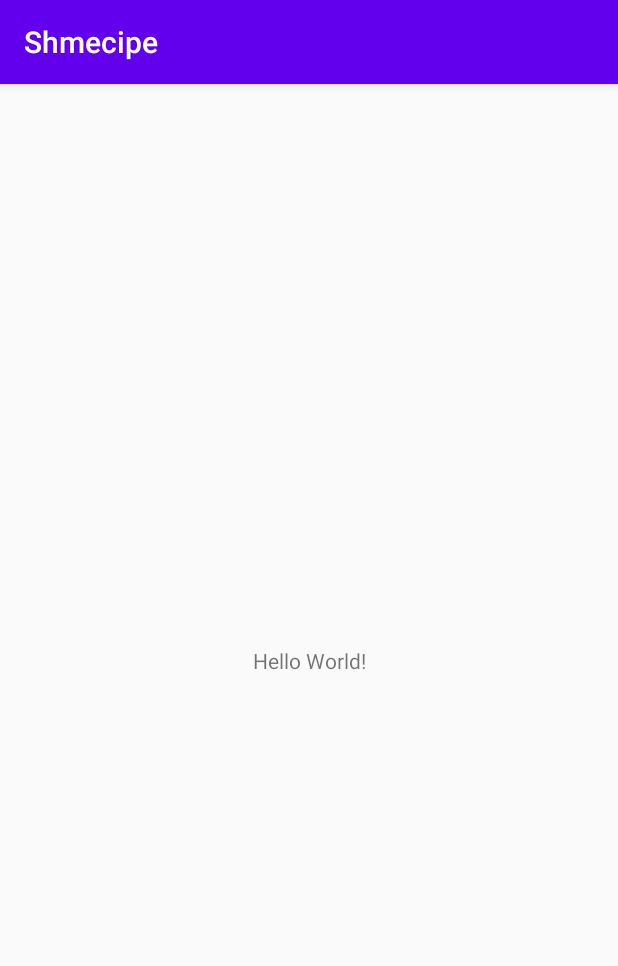
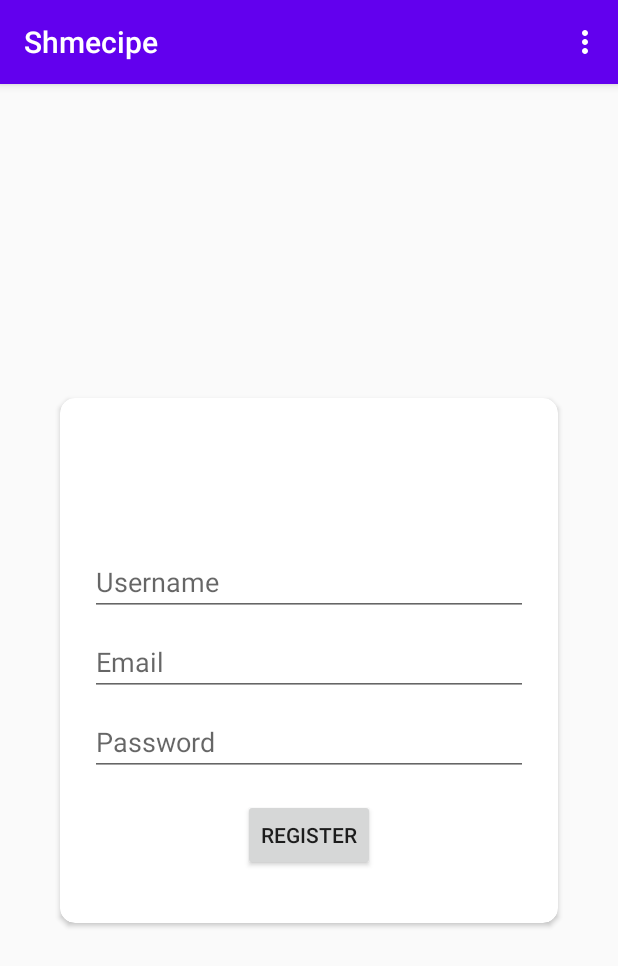
Before and after one commit to Trystanr/Shmecipe, an Android app: the screen it shows after launch (MainActivity), on a phone screen of 412 x 824 dp. Shown: the top 966 px of the screen. Run offline under Robolectric (Android 15) with nearby library versions, the phone set to English and light mode, and no system bars; our stand-ins replace Firebase (no records; nobody signed in at launch, a user with empty details on screens opened directly), data binding.

```diff
--- /dev/null
+++ b/app/src/main/java/com/trystan/shmecipe/HomeFragment.kt
@@ -0,0 +1,42 @@
+package com.trystan.shmecipe
+
+import android.os.Bundle
+import android.util.Log
+import androidx.fragment.app.Fragment
+import android.view.LayoutInflater
+import android.view.View
+import android.view.ViewGroup
+import androidx.navigation.fragment.findNavController
+import com.google.firebase.auth.FirebaseAuth
+import com.google.firebase.auth.ktx.auth
+import com.google.firebase.ktx.Firebase
+
+class HomeFragment : Fragment() {
+
+    private lateinit var auth: FirebaseAuth
+
+    override fun onCreateView(
+        inflater: LayoutInflater, container: ViewGroup?,
+        savedInstanceState: Bundle?
+    ): View? {
+
+        auth = Firebase.auth
+
+        auth.addAuthStateListener { firebaseAuth ->
+            val firebaseUser = firebaseAuth.currentUser
+
+            if (firebaseUser == null) {
+                Log.d("Authenticator", "User not authenticated")
+
+                findNavController().navigate(R.id.action_homeFragment_to_registerFragment)
+            } else {
+                Log.d("Authenticator", "User is authenticated!")
+            }
+        }
+
+        // Inflate the layout for this fragment
+        return inflater.inflate(R.layout.fragment_home, container, false)
+
+    }
+
+}
--- a/app/src/main/java/com/trystan/shmecipe/MainActivity.kt
+++ b/app/src/main/java/com/trystan/shmecipe/MainActivity.kt
@@ -2,10 +2,45 @@ package com.trystan.shmecipe
 
 import androidx.appcompat.app.AppCompatActivity
 import android.os.Bundle
+import android.util.Log
+import android.view.Menu
+import android.view.MenuItem
+import android.widget.Toast
+import com.google.firebase.auth.FirebaseAuth
+import com.google.firebase.auth.ktx.auth
+import com.google.firebase.ktx.Firebase
 
 class MainActivity : AppCompatActivity() {
+
+    private lateinit var auth: FirebaseAuth
+
     override fun onCreate(savedInstanceState: Bundle?) {
         super.onCreate(savedInstanceState)
         setContentView(R.layout.activity_main)
+        auth = Firebase.auth
     }
+
+    override fun onCreateOptionsMenu(menu: Menu?): Boolean {
+        val inflater = menuInflater
+        inflater.inflate(R.menu.main_menu, menu)
+
+        return super.onCreateOptionsMenu(menu)
+    }
+
+    override fun onOptionsItemSelected(item: MenuItem): Boolean {
+        return when(item.itemId) {
+            R.id.logout_btn -> {
+                auth.signOut()
+                Toast.makeText(this, "Logged out", Toast.LENGTH_SHORT)
+                Log.d("Authenticator", "User logged out")
+
+                true
+            }
+            else -> {
+                super.onOptionsItemSelected(item)
+            }
+        }
+    }
+
+
 }
--- /dev/null
+++ b/app/src/main/java/com/trystan/shmecipe/RegisterFragment.kt
@@ -0,0 +1,68 @@
+package com.trystan.shmecipe
+
+import android.os.Bundle
+import android.util.Log
+import androidx.fragment.app.Fragment
+import android.view.LayoutInflater
+import android.view.View
+import android.view.ViewGroup
+import android.widget.Toast
+import androidx.databinding.DataBindingUtil
+import androidx.navigation.fragment.findNavController
+import com.google.android.gms.tasks.Task
+import com.google.firebase.auth.AuthResult
+import com.google.firebase.auth.FirebaseAuth
+import com.google.firebase.auth.ktx.auth
+import com.google.firebase.firestore.FirebaseFirestore
+import com.google.firebase.firestore.ktx.firestore
+import com.google.firebase.ktx.Firebase
+import com.trystan.shmecipe.databinding.FragmentRegisterBinding
+import kotlinx.android.synthetic.main.fragment_register.*
+
+class RegisterFragment : Fragment() {
+
+    private lateinit var auth: FirebaseAuth
+    private lateinit var binding: FragmentRegisterBinding
+    private lateinit var db: FirebaseFirestore
+
+    override fun onCreateView(
+        inflater: LayoutInflater, container: ViewGroup?,
+        savedInstanceState: Bundle?
+    ): View? {
+        auth = Firebase.auth
+        db = Firebase.firestore
+        binding = DataBindingUtil.inflate(inflater, R.layout.fragment_register, container, false)
+
+        binding.registerSubmit.setOnClickListener {
+            auth.createUserWithEmailAndPassword(binding.registerEmail.text.toString().trim(), binding.registerPassword.text.toString().trim())
+                .addOnCompleteListener { it: Task<AuthResult> ->
+                    if(!it.isSuccessful) return@addOnCompleteListener
+
+                    Log.d("Authentication", "Authentication Successful")
+                    val uid = FirebaseAuth.getInstance().uid ?: ""
+                    val user = hashMapOf(
+                        "username" to registerUsername.text.toString(),
+                        "email" to registerEmail.text.toString()
+                    )
+                    db.collection("users")
+                        .document(uid)
+                        .set(user)
+                        .addOnSuccessListener {
+                            Log.d("Authentication", "Registered Successfully")
+                            findNavController().navigate(R.id.action_registerFragment_to_homeFragment)
+                        }
+                        .addOnFailureListener {
+                            Log.d("Authentication", "Database Error: ${it.message}")
+                        }
+
+                }
+                .addOnFailureListener {
+                    Log.d("Authentication", "The registration failed ${it.message}")
+                    Toast.makeText(context, "The registration failed ${it.message}", Toast.LENGTH_SHORT).show()
+                }
+        }
+
+        return binding.root
+    }
+
+}
--- a/app/src/main/res/layout/activity_main.xml
+++ b/app/src/main/res/layout/activity_main.xml
@@ -6,13 +6,13 @@
     android:layout_height="match_parent"
     tools:context=".MainActivity">
 
-    <TextView
-        android:layout_width="wrap_content"
-        android:layout_height="wrap_content"
-        android:text="Hello World!"
-        app:layout_constraintBottom_toBottomOf="parent"
-        app:layout_constraintLeft_toLeftOf="parent"
-        app:layout_constraintRight_toRightOf="parent"
-        app:layout_constraintTop_toTopOf="parent" />
+    <fragment
+        android:id="@+id/myNavHostFragment"
+        android:name="androidx.navigation.fragment.NavHostFragment"
+        android:layout_height="match_parent"
+        android:layout_width="match_parent"
+        app:navGraph="@navigation/navigation"
+        app:defaultNavHost="true"
+        />
 
 </androidx.constraintlayout.widget.ConstraintLayout>
--- /dev/null
+++ b/app/src/main/res/layout/fragment_register.xml
@@ -0,0 +1,81 @@
+<?xml version="1.0" encoding="utf-8"?>
+<layout xmlns:android="http://schemas.android.com/apk/res/android"
+    xmlns:app="http://schemas.android.com/apk/res-auto"
+    xmlns:tools="http://schemas.android.com/tools"
+    tools:context=".RegisterFragment">
+<androidx.constraintlayout.widget.ConstraintLayout
+    android:id="@+id/registerLayout"
+    android:layout_width="match_parent"
+    android:layout_height="match_parent">
+
+    <androidx.cardview.widget.CardView
+        android:layout_width="match_parent"
+        android:layout_height="350dp"
+        android:layout_margin="40dp"
+        app:layout_constraintBottom_toBottomOf="parent"
+        app:layout_constraintEnd_toEndOf="parent"
+        app:layout_constraintStart_toStartOf="parent"
+        app:layout_constraintTop_toTopOf="parent"
+        app:cardCornerRadius="10dp"
+        >
+
+        <androidx.constraintlayout.widget.ConstraintLayout
+            android:layout_width="match_parent"
+            android:layout_height="match_parent"
+            android:padding="20dp">
+
+            <EditText
+                android:id="@+id/registerUsername"
+                android:layout_width="match_parent"
+                android:layout_height="wrap_content"
+                android:layout_marginTop="80dp"
+                android:ems="10"
+                android:hint="Username"
+                android:inputType="textPersonName"
+                app:layout_constraintEnd_toEndOf="parent"
+                app:layout_constraintStart_toStartOf="parent"
+                app:layout_constraintTop_toTopOf="parent" />
+
+            <EditText
+                android:id="@+id/registerEmail"
+                android:layout_width="match_parent"
+                android:layout_height="wrap_content"
+                android:layout_marginTop="8dp"
+                android:ems="10"
+                android:hint="Email"
+                android:inputType="textEmailAddress"
+                app:layout_constraintEnd_toEndOf="@+id/registerUsername"
+                app:layout_constraintStart_toStartOf="@+id/registerUsername"
+                app:layout_constraintTop_toBottomOf="@+id/registerUsername" />
+
+            <EditText
+                android:id="@+id/registerPassword"
+                android:layout_width="match_parent"
+                android:layout_height="wrap_content"
+                android:layout_marginTop="8dp"
+                android:ems="10"
+                android:hint="Password"
+                android:inputType="textPassword"
+                app:layout_constraintEnd_toEndOf="@+id/registerEmail"
+                app:layout_constraintStart_toStartOf="@+id/registerEmail"
+                app:layout_constraintTop_toBottomOf="@+id/registerEmail" />
+
+            <Button
+                android:id="@+id/registerSubmit"
+                android:layout_width="wrap_content"
+                android:layout_height="wrap_content"
+                android:text="Register"
+                app:layout_constraintBottom_toBottomOf="parent"
+                app:layout_constraintEnd_toEndOf="parent"
+                app:layout_constraintStart_toStartOf="parent"
+                app:layout_constraintTop_toBottomOf="@+id/registerPassword" />
+
+        </androidx.constraintlayout.widget.ConstraintLayout>
+
+
+
+
+    </androidx.cardview.widget.CardView>
+
+</androidx.constraintlayout.widget.ConstraintLayout>
+</layout>
--- /dev/null
+++ b/app/src/main/res/menu/main_menu.xml
@@ -0,0 +1,7 @@
+<?xml version="1.0" encoding="utf-8"?>
+<menu xmlns:android="http://schemas.android.com/apk/res/android">
+    <item
+        android:id="@+id/logout_btn"
+        android:title="Log Out" />
+
+</menu>
--- /dev/null
+++ b/app/src/main/res/navigation/navigation.xml
@@ -0,0 +1,26 @@
+<?xml version="1.0" encoding="utf-8"?>
+<navigation xmlns:android="http://schemas.android.com/apk/res/android"
+    xmlns:app="http://schemas.android.com/apk/res-auto"
+    xmlns:tools="http://schemas.android.com/tools"
+    android:id="@+id/navigation"
+    app:startDestination="@id/homeFragment">
+
+    <fragment
+        android:id="@+id/homeFragment"
+        android:name="com.trystan.shmecipe.HomeFragment"
+        android:label="fragment_home"
+        tools:layout="@layout/fragment_home" >
+        <action
+            android:id="@+id/action_homeFragment_to_registerFragment"
+            app:destination="@id/registerFragment" />
+    </fragment>
+    <fragment
+        android:id="@+id/registerFragment"
+        android:name="com.trystan.shmecipe.RegisterFragment"
+        android:label="fragment_register"
+        tools:layout="@layout/fragment_register" >
+        <action
+            android:id="@+id/action_registerFragment_to_homeFragment"
+            app:destination="@id/homeFragment" />
+    </fragment>
+</navigation>
--- a/app/src/main/res/values/strings.xml
+++ b/app/src/main/res/values/strings.xml
@@ -1,3 +1,5 @@
 <resources>
     <string name="app_name">Shmecipe</string>
+    <!-- TODO: Remove or change this placeholder text -->
+    <string name="hello_blank_fragment">Hello blank fragment</string>
 </resources>
```
Also changed, not shown: app/build.gradle (+58 -0 lines), app/src/main/java/com/trystan/shmecipe/LoginFragment.kt (added, +19 -0 lines), app/src/main/res/layout/fragment_home.xml (added, +25 -0 lines), app/src/main/res/layout/fragment_login.xml (added, +14 -0 lines), build.gradle (+15 -2 lines), 2 other files.
